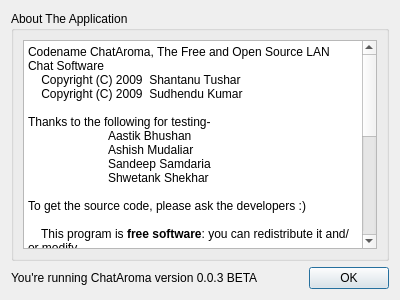
Qt form aboutdialog.ui (shaan7/Kapotah) before a commit.
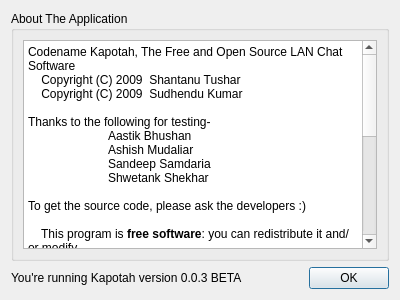
The same form after that commit.

Commit message: Changed project name.

The edit to the form file:
```diff
--- a/aboutdialog.ui
+++ b/aboutdialog.ui
@@ -30,7 +30,7 @@
 &lt;html&gt;&lt;head&gt;&lt;meta name=&quot;qrichtext&quot; content=&quot;1&quot; /&gt;&lt;style type=&quot;text/css&quot;&gt;
 p, li { white-space: pre-wrap; }
 &lt;/style&gt;&lt;/head&gt;&lt;body style=&quot; font-family:'DejaVu Sans'; font-size:8pt; font-weight:400; font-style:normal;&quot;&gt;
-&lt;p style=&quot; margin-top:12px; margin-bottom:0px; margin-left:0px; margin-right:0px; -qt-block-indent:0; text-indent:0px;&quot;&gt;&lt;span style=&quot; font-family:'Courier New,courier'; font-size:9pt;&quot;&gt;Codename ChatAroma, The Free and Open Source LAN Chat Software&lt;/span&gt;&lt;/p&gt;
+&lt;p style=&quot; margin-top:12px; margin-bottom:0px; margin-left:0px; margin-right:0px; -qt-block-indent:0; text-indent:0px;&quot;&gt;&lt;span style=&quot; font-family:'Courier New,courier'; font-size:9pt;&quot;&gt;Codename Kapotah, The Free and Open Source LAN Chat Software&lt;/span&gt;&lt;/p&gt;
 &lt;p style=&quot; margin-top:0px; margin-bottom:0px; margin-left:0px; margin-right:0px; -qt-block-indent:0; text-indent:0px;&quot;&gt;&lt;span style=&quot; font-family:'Courier New,courier'; font-size:9pt;&quot;&gt;    Copyright (C) 2009  Shantanu Tushar&lt;/span&gt;&lt;/p&gt;
 &lt;p style=&quot; margin-top:0px; margin-bottom:0px; margin-left:0px; margin-right:0px; -qt-block-indent:0; text-indent:0px;&quot;&gt;&lt;span style=&quot; font-family:'Courier New,courier'; font-size:9pt;&quot;&gt;    Copyright (C) 2009  Sudhendu Kumar&lt;/span&gt;&lt;/p&gt;
 &lt;p style=&quot;-qt-paragraph-type:empty; margin-top:0px; margin-bottom:0px; margin-left:0px; margin-right:0px; -qt-block-indent:0; text-indent:0px; font-family:'Courier New,courier'; font-size:9pt;&quot;&gt;&lt;/p&gt;
@@ -82,7 +82,7 @@
    <item row="1" column="0">
     <widget class="QLabel" name="label">
      <property name="text">
-      <string>You're running ChatAroma version 0.0.3 BETA</string>
+      <string>You're running Kapotah version 0.0.3 BETA</string>
      </property>
     </widget>
    </item>
```
The commit also changes 2 other files.
